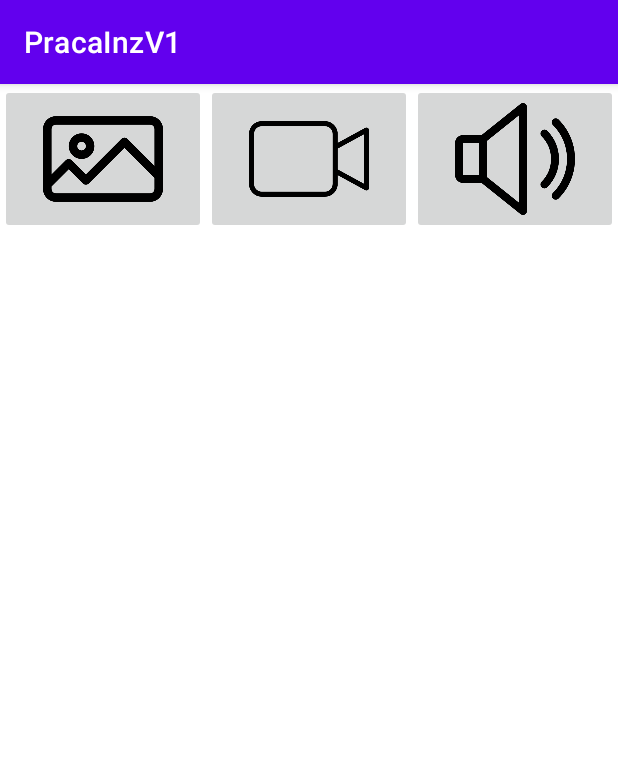
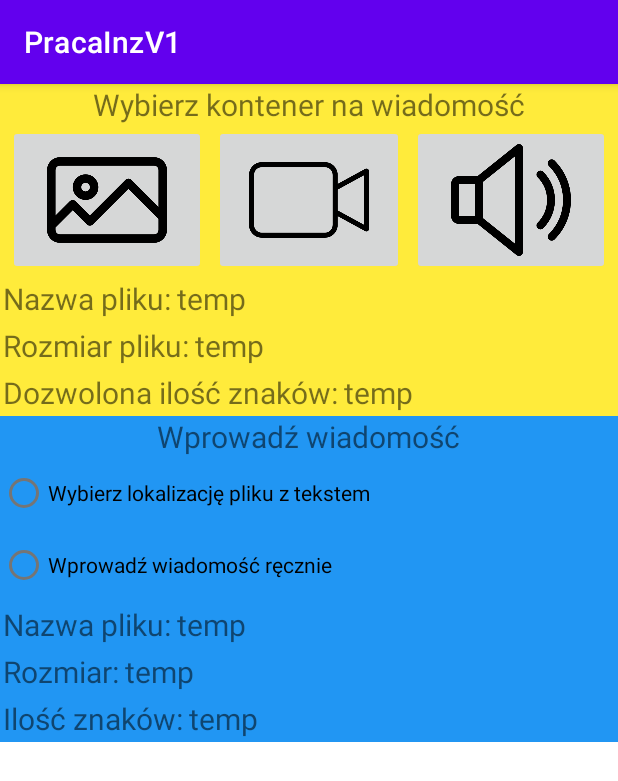
Before and after one commit to cezaryprusinowski/pracainzv1, an Android app: the HideActivity screen opened directly, with no data from a screen before it, on a phone screen of 412 x 824 dp. Shown: the top 781 px of the screen. Run offline under Robolectric (Android 15) with nearby library versions, the phone set to English and light mode, and no system bars.

Commit message:
Dodany fragment do wprowadzania tekstu

```diff
--- a/app/src/main/java/com/example/pracainzv1/HideActivity.java
+++ b/app/src/main/java/com/example/pracainzv1/HideActivity.java
@@ -15,6 +15,7 @@ public class HideActivity extends AppCompatActivity {
             getSupportFragmentManager().beginTransaction()
                     .setReorderingAllowed(true)
                     .add(R.id.frame_SelectFile, SelectFileFragment.class, null)
+                    .add(R.id.frame_SelectText, SelectTextFragment.class, null)
                     .commit();
         }
     }
--- /dev/null
+++ b/app/src/main/java/com/example/pracainzv1/SelectTextFragment.java
@@ -0,0 +1,24 @@
+package com.example.pracainzv1;
+
+import android.os.Bundle;
+import android.view.LayoutInflater;
+import android.view.View;
+import android.view.ViewGroup;
+
+import androidx.annotation.NonNull;
+import androidx.annotation.Nullable;
+import androidx.fragment.app.Fragment;
+
+import com.example.pracainzv1.databinding.SelectTextFragmentBinding;
+
+public class SelectTextFragment extends Fragment {
+
+    private SelectTextFragmentBinding binding;
+
+    @Nullable
+    @Override
+    public View onCreateView(@NonNull LayoutInflater inflater, @Nullable ViewGroup container, @Nullable Bundle savedInstanceState) {
+        binding = SelectTextFragmentBinding.inflate(inflater,container,false);
+        return binding.getRoot();
+    }
+}
--- a/app/src/main/res/layout/activity_hide.xml
+++ b/app/src/main/res/layout/activity_hide.xml
@@ -1,11 +1,19 @@
 <?xml version="1.0" encoding="utf-8"?>
-<RelativeLayout xmlns:android="http://schemas.android.com/apk/res/android"
-    android:layout_width="match_parent" android:layout_height="match_parent">
+<LinearLayout
+    xmlns:android="http://schemas.android.com/apk/res/android"
+    android:layout_width="match_parent"
+    android:layout_height="match_parent"
+    android:orientation="vertical">
 
     <FrameLayout
-        android:layout_width="wrap_content"
+        android:layout_width="match_parent"
         android:layout_height="wrap_content"
         android:id="@+id/frame_SelectFile"/>
 
+    <FrameLayout
+        android:layout_width="match_parent"
+        android:layout_height="wrap_content"
+        android:id="@+id/frame_SelectText"/>
 
-</RelativeLayout>
+
+</LinearLayout>
--- a/app/src/main/res/layout/select_file_fragment.xml
+++ b/app/src/main/res/layout/select_file_fragment.xml
@@ -1,31 +1,111 @@
 <?xml version="1.0" encoding="utf-8"?>
 <LinearLayout xmlns:android="http://schemas.android.com/apk/res/android"
-    android:orientation="horizontal" android:layout_width="match_parent"
+    android:orientation="vertical" android:layout_width="match_parent"
+    android:layout_height="wrap_content"
+    android:background="#FFEB3B">
+
+    <TextView
+        android:id="@+id/tvSelectFileFragment_Header"
+        android:layout_width="wrap_content"
+        android:layout_height="wrap_content"
+        android:text="@string/tvSelectFileHeader"
+        android:layout_gravity="center"
+        android:textSize="20sp"/>
+
+    <LinearLayout
+        android:layout_width="wrap_content"
         android:layout_height="100dp">
-
         <ImageButton
+            android:id="@+id/btnImage"
             android:layout_width="0dp"
             android:layout_weight="1"
             android:layout_height="wrap_content"
             android:src="@drawable/image_button_picture"
             android:scaleType="fitCenter"
-        android:id="@+id/btnImage"
+            android:layout_marginStart="5dp"
             />
         <ImageButton
+            android:id="@+id/btnVideo"
             android:layout_width="0dp"
             android:layout_weight="1"
             android:layout_height="wrap_content"
             android:src="@drawable/image_button_video"
             android:scaleType="fitCenter"
-        android:id="@+id/btnVideo"
+            android:layout_marginLeft="5dp"
+            android:layout_marginRight="5dp"
             />
         <ImageButton
+            android:id="@+id/btnAudio"
             android:layout_width="0dp"
             android:layout_weight="1"
             android:layout_height="wrap_content"
             android:src="@drawable/image_button_audio"
             android:scaleType="fitCenter"
-        android:id="@+id/btnAudio"
+            android:layout_marginEnd="5dp"
+            />
+    </LinearLayout>
+
+    <RelativeLayout
+        android:layout_width="wrap_content"
+        android:layout_height="wrap_content">
+
+    <TextView
+        android:id="@+id/tvSelectFileFragment_FileNameHeader"
+        android:layout_width="wrap_content"
+        android:layout_height="wrap_content"
+        android:layout_margin="2dp"
+        android:text="@string/tvSelectFileFragment_FileNameHeader"
+        android:textSize="20sp"/>
+
+    <TextView
+        android:id="@+id/tvSelectFileFragment_FileNameDetails"
+        android:layout_width="wrap_content"
+        android:layout_height="wrap_content"
+        android:layout_margin="2dp"
+        android:layout_toEndOf="@id/tvSelectFileFragment_FileNameHeader"
+        android:text="@string/temp"
+        android:textSize="20sp"
         />
 
+    <TextView
+        android:id="@+id/tvSelectFileFragment_FileSizeHeader"
+        android:layout_width="wrap_content"
+        android:layout_height="wrap_content"
+        android:layout_margin="2dp"
+        android:layout_below="@id/tvSelectFileFragment_FileNameHeader"
+        android:text="@string/tvSelectFileFragment_FileSizeHeader"
+        android:textSize="20sp"/>
+
+    <TextView
+        android:id="@+id/tvSelectFileFragment_FileSizeDetails"
+        android:layout_width="wrap_content"
+        android:layout_height="wrap_content"
+        android:layout_margin="2dp"
+        android:layout_toEndOf="@id/tvSelectFileFragment_FileSizeHeader"
+        android:layout_below="@id/tvSelectFileFragment_FileNameHeader"
+        android:text="@string/temp"
+        android:textSize="20sp"
+        />
+
+    <TextView
+        android:id="@+id/tvSelectFileFragment_MaxSignsHeader"
+        android:layout_width="wrap_content"
+        android:layout_height="wrap_content"
+        android:layout_margin="2dp"
+        android:layout_below="@id/tvSelectFileFragment_FileSizeHeader"
+        android:text="@string/tvSelectFileFragment_MaxSignsHeader"
+        android:textSize="20sp"/>
+
+    <TextView
+        android:id="@+id/tvSelectFileFragment_MaxSignsDetails"
+        android:layout_width="wrap_content"
+        android:layout_height="wrap_content"
+        android:layout_margin="2dp"
+        android:layout_toEndOf="@id/tvSelectFileFragment_MaxSignsHeader"
+        android:layout_below="@id/tvSelectFileFragment_FileSizeHeader"
+        android:text="@string/temp"
+        android:textSize="20sp"
+        />
+    </RelativeLayout>
+
 </LinearLayout>
--- /dev/null
+++ b/app/src/main/res/layout/select_text_fragment.xml
@@ -0,0 +1,92 @@
+<?xml version="1.0" encoding="utf-8"?>
+<LinearLayout xmlns:android="http://schemas.android.com/apk/res/android"
+    android:orientation="vertical" android:layout_width="match_parent"
+    android:layout_height="wrap_content"
+    android:background="#2196F3">
+
+    <TextView
+        android:id="@+id/tvSelectTextFragment_Header"
+        android:layout_width="wrap_content"
+        android:layout_height="wrap_content"
+        android:text="@string/tvSelectTextFragment_Header"
+        android:layout_gravity="center"
+        android:textSize="20sp"/>
+
+    <RadioGroup
+        android:layout_width="match_parent"
+        android:layout_height="wrap_content"
+        android:orientation="vertical">
+        <RadioButton android:id="@+id/rbSelectTextFragment_TextFromFile"
+            android:layout_width="wrap_content"
+            android:layout_height="wrap_content"
+            android:text="@string/rbSelectTextFragment_TextFromFile"/>
+        <RadioButton android:id="@+id/rbSelectTextFragment_TextFromInput"
+            android:layout_width="wrap_content"
+            android:layout_height="wrap_content"
+            android:text="@string/rbSelectTextFragment_TextFromInput" />
+    </RadioGroup>
+
+    <RelativeLayout
+        android:layout_width="wrap_content"
+        android:layout_height="wrap_content">
+
+        <TextView
+            android:id="@+id/tvSelectTextFragment_FileNameHeader"
+            android:layout_width="wrap_content"
+            android:layout_height="wrap_content"
+            android:layout_margin="2dp"
+            android:text="@string/tvSelectTextFragment_FileNameHeader"
+            android:textSize="20sp"/>
+
+        <TextView
+            android:id="@+id/tvSelectTextFragment_FileNameDetails"
+            android:layout_width="wrap_content"
+            android:layout_height="wrap_content"
+            android:layout_margin="2dp"
+            android:layout_toEndOf="@id/tvSelectTextFragment_FileNameHeader"
+            android:text="@string/temp"
+            android:textSize="20sp"
+            />
+
+        <TextView
+            android:id="@+id/tvSelectTextFragment_FileSizeHeader"
+            android:layout_width="wrap_content"
+            android:layout_height="wrap_content"
+            android:layout_margin="2dp"
+            android:layout_below="@id/tvSelectTextFragment_FileNameHeader"
+            android:text="@string/tvSelectTextFragment_FileSizeHeader"
+            android:textSize="20sp"/>
+
+        <TextView
+            android:id="@+id/tvSelectTextFragment_FileSizeDetails"
+            android:layout_width="wrap_content"
+            android:layout_height="wrap_content"
+            android:layout_margin="2dp"
+            android:layout_toEndOf="@id/tvSelectTextFragment_FileSizeHeader"
+            android:layout_below="@id/tvSelectTextFragment_FileNameHeader"
+            android:text="@string/temp"
+            android:textSize="20sp"
+            />
+
+        <TextView
+            android:id="@+id/tvSelectTextFragment_TextLength"
+            android:layout_width="wrap_content"
+            android:layout_height="wrap_content"
+            android:layout_margin="2dp"
+            android:layout_below="@id/tvSelectTextFragment_FileSizeHeader"
+            android:text="@string/tvSelectTextFragment_TextLength"
+            android:textSize="20sp"/>
+
+        <TextView
+            android:id="@+id/tvSelectTextFragment_MaxSignsDetails"
+            android:layout_width="wrap_content"
+            android:layout_height="wrap_content"
+            android:layout_margin="2dp"
+            android:layout_toEndOf="@id/tvSelectTextFragment_TextLength"
+            android:layout_below="@id/tvSelectTextFragment_FileSizeHeader"
+            android:text="@string/temp"
+            android:textSize="20sp"
+            />
+    </RelativeLayout>
+
+</LinearLayout>
--- a/app/src/main/res/values/strings.xml
+++ b/app/src/main/res/values/strings.xml
@@ -3,4 +3,15 @@
     <string name="btnMenuUnhide">Odkryj</string>
     <string name="btnMenuStat">Statystyki</string>
     <string name="btnMenuHide">Ukryj</string>
+    <string name="tvSelectFileHeader">Wybierz kontener na wiadomość</string>
+    <string name="tvSelectFileFragment_FileNameHeader">Nazwa pliku:</string>
+    <string name="tvSelectFileFragment_FileSizeHeader">Rozmiar pliku:</string>
+    <string name="tvSelectFileFragment_MaxSignsHeader">Dozwolona ilość znaków:</string>
+    <string name="temp">temp</string>
+    <string name="tvSelectTextFragment_Header">Wprowadź wiadomość</string>
+    <string name="rbSelectTextFragment_TextFromFile">Wybierz lokalizację pliku z tekstem</string>
+    <string name="rbSelectTextFragment_TextFromInput">Wprowadź wiadomość ręcznie</string>
+    <string name="tvSelectTextFragment_FileNameHeader">Nazwa pliku:</string>
+    <string name="tvSelectTextFragment_FileSizeHeader">Rozmiar:</string>
+    <string name="tvSelectTextFragment_TextLength">Ilość znaków:</string>
 </resources>
```
Lines whose indentation alone changed are shown as unchanged.
